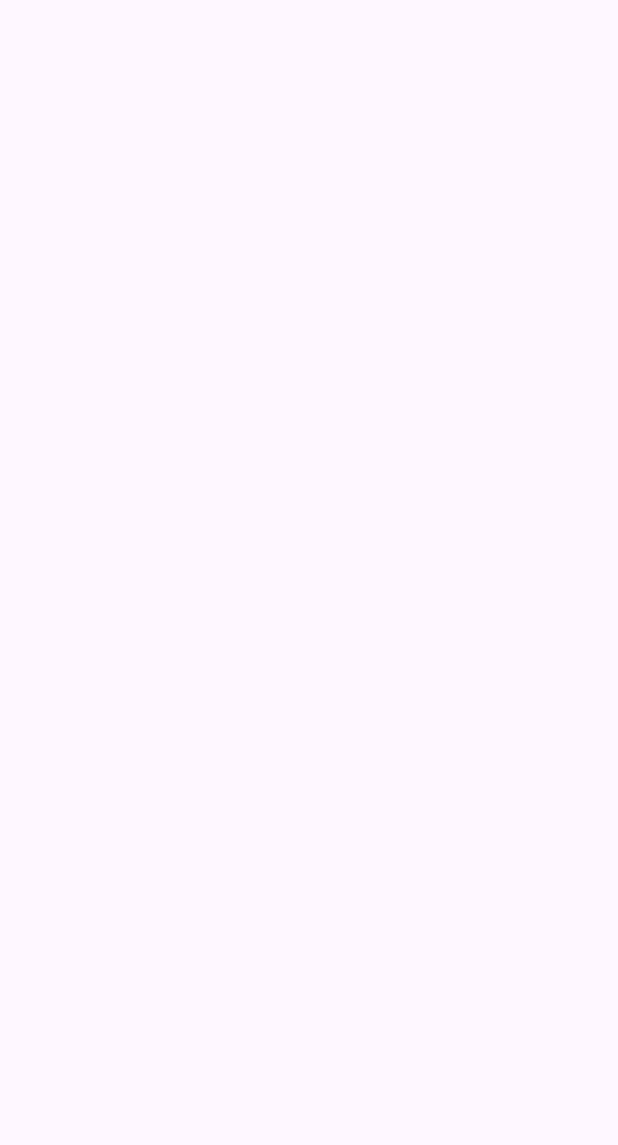
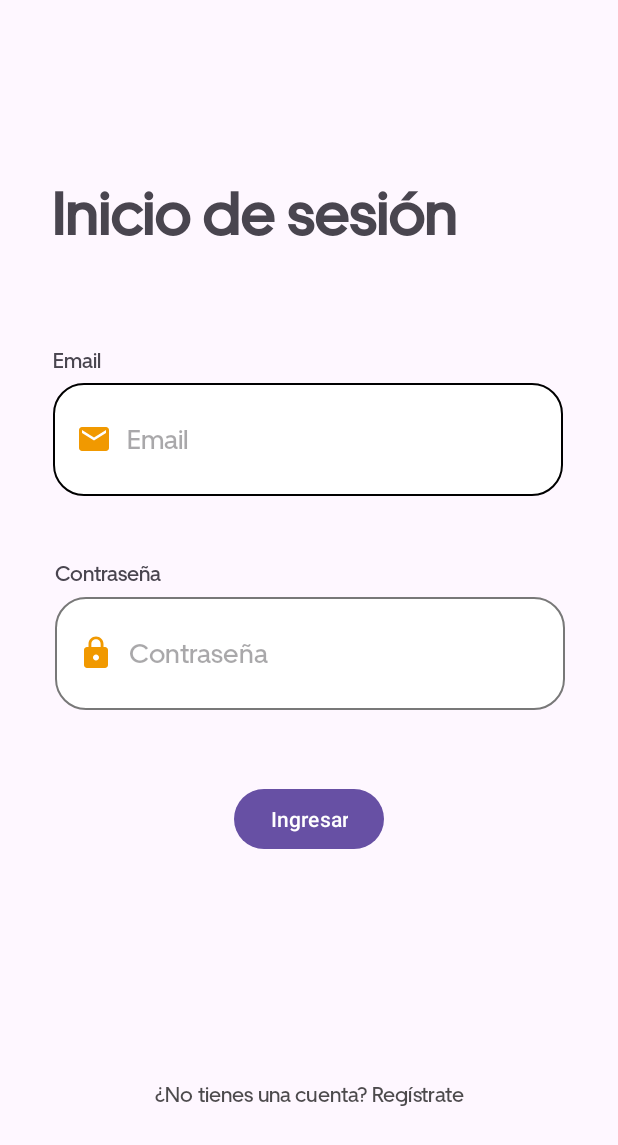
Before and after one commit to Juan239/traficoRegional, an Android app: the inicioSesionActivity screen opened directly, with no data from a screen before it, on a phone screen of 412 x 824 dp. Before the commit the part shown is empty. Shown: the top 1145 px of the screen. Run offline under Robolectric (Android 15) with nearby library versions, the phone set to English and light mode, and no system bars.

Commit message:
Version 1.0 Diego

```diff
--- /dev/null
+++ b/app/src/main/res/drawable/custom_icon_email.xml
@@ -0,0 +1,5 @@
+<vector android:height="24dp" android:tint="#F19900"
+    android:viewportHeight="24" android:viewportWidth="24"
+    android:width="24dp" xmlns:android="http://schemas.android.com/apk/res/android">
+    <path android:fillColor="@android:color/white" android:pathData="M20,4L4,4c-1.1,0 -1.99,0.9 -1.99,2L2,18c0,1.1 0.9,2 2,2h16c1.1,0 2,-0.9 2,-2L22,6c0,-1.1 -0.9,-2 -2,-2zM20,8l-8,5 -8,-5L4,6l8,5 8,-5v2z"/>
+</vector>
--- /dev/null
+++ b/app/src/main/res/drawable/custom_icon_lock.xml
@@ -0,0 +1,5 @@
+<vector android:height="24dp" android:tint="#F19900"
+    android:viewportHeight="24" android:viewportWidth="24"
+    android:width="24dp" xmlns:android="http://schemas.android.com/apk/res/android">
+    <path android:fillColor="@android:color/white" android:pathData="M18,8h-1L17,6c0,-2.76 -2.24,-5 -5,-5S7,3.24 7,6v2L6,8c-1.1,0 -2,0.9 -2,2v10c0,1.1 0.9,2 2,2h12c1.1,0 2,-0.9 2,-2L20,10c0,-1.1 -0.9,-2 -2,-2zM12,17c-1.1,0 -2,-0.9 -2,-2s0.9,-2 2,-2 2,0.9 2,2 -0.9,2 -2,2zM15.1,8L8.9,8L8.9,6c0,-1.71 1.39,-3.1 3.1,-3.1 1.71,0 3.1,1.39 3.1,3.1v2z"/>
+</vector>
--- /dev/null
+++ b/app/src/main/res/drawable/custom_input.xml
@@ -0,0 +1,18 @@
+<?xml version="1.0" encoding="utf-8"?>
+<selector xmlns:android="http://schemas.android.com/apk/res/android">
+    <item android:state_enabled="true" android:state_focused="true">
+        <shape android:shape="rectangle">
+            <solid android:color="@android:color/white"/>
+            <corners android:radius="20dp"/>
+            <stroke android:color="@color/colorBlack" android:width="1dp"/>
+        </shape>
+    </item>
+
+    <item android:state_enabled="true" >
+        <shape android:shape="rectangle">
+            <solid android:color="@android:color/white"/>
+            <corners android:radius="20dp"/>
+            <stroke android:color="@color/gray" android:width="1dp"/>
+        </shape>
+    </item>
+</selector>
--- a/app/src/main/res/layout/activity_inicio_sesion.xml
+++ b/app/src/main/res/layout/activity_inicio_sesion.xml
@@ -6,4 +6,117 @@
     android:layout_height="match_parent"
     tools:context=".inicioSesionActivity">
 
+
+    <Button
+        android:id="@+id/btnIniciarSesion"
+        android:layout_width="wrap_content"
+        android:layout_height="wrap_content"
+        android:layout_marginStart="160dp"
+        android:layout_marginEnd="160dp"
+        android:layout_marginBottom="114dp"
+        android:text="Ingresar"
+        app:layout_constraintBottom_toBottomOf="parent"
+        app:layout_constraintEnd_toEndOf="parent"
+        app:layout_constraintStart_toStartOf="parent"
+        app:layout_constraintTop_toTopOf="parent"
+        app:layout_constraintVertical_bias="0.789" />
+
+    <com.google.android.material.textfield.TextInputEditText
+        android:id="@+id/txtEmail"
+        android:layout_width="340dp"
+        android:layout_height="75dp"
+        android:layout_marginStart="35dp"
+        android:layout_marginEnd="36dp"
+        android:layout_marginBottom="31dp"
+        android:drawableStart="@drawable/custom_icon_email"
+        android:drawablePadding="10dp"
+        android:background="@drawable/custom_input"
+        android:fontFamily="@font/fuente_secundaria"
+        android:hint="Email"
+        android:inputType="textEmailAddress"
+        android:paddingStart="15dp"
+        android:textColor="@color/colorBlack"
+        app:layout_constraintBottom_toBottomOf="parent"
+        app:layout_constraintEnd_toEndOf="parent"
+        app:layout_constraintHorizontal_bias="0.0"
+        app:layout_constraintStart_toStartOf="parent"
+        app:layout_constraintTop_toTopOf="parent"
+        app:layout_constraintVertical_bias="0.356" />
+
+    <com.google.android.material.textfield.TextInputEditText
+        android:id="@+id/txtContrasenia"
+        android:layout_width="340dp"
+        android:layout_height="75dp"
+        android:background="@drawable/custom_input"
+        android:inputType="textPassword"
+        android:textColor="@color/colorBlack"
+        android:drawableStart="@drawable/custom_icon_lock"
+        android:drawablePadding="10dp"
+        android:paddingStart="15dp"
+        android:hint="Contraseña"
+        android:fontFamily="@font/fuente_secundaria"
+        app:layout_constraintBottom_toBottomOf="parent"
+        app:layout_constraintEnd_toEndOf="parent"
+        app:layout_constraintHorizontal_bias="0.507"
+        app:layout_constraintStart_toStartOf="parent"
+        app:layout_constraintTop_toTopOf="parent"
+        app:layout_constraintVertical_bias="0.532" />
+
+    <TextView
+        android:id="@+id/textView"
+        android:layout_width="wrap_content"
+        android:layout_height="wrap_content"
+        android:text="Email"
+        android:fontFamily="@font/fuente_secundaria"
+        app:layout_constraintBottom_toBottomOf="parent"
+        app:layout_constraintEnd_toEndOf="parent"
+        app:layout_constraintHorizontal_bias="0.0"
+        app:layout_constraintStart_toStartOf="@+id/txtEmail"
+        app:layout_constraintTop_toTopOf="parent"
+        app:layout_constraintVertical_bias="0.287" />
+
+    <TextView
+        android:id="@+id/textView2"
+        android:layout_width="wrap_content"
+        android:layout_height="wrap_content"
+        android:text="Contraseña"
+        android:fontFamily="@font/fuente_secundaria"
+        app:layout_constraintBottom_toBottomOf="parent"
+        app:layout_constraintEnd_toEndOf="parent"
+        app:layout_constraintHorizontal_bias="0.0"
+        app:layout_constraintStart_toStartOf="@+id/txtContrasenia"
+        app:layout_constraintTop_toTopOf="parent"
+        app:layout_constraintVertical_bias="0.463" />
+
+    <TextView
+        android:id="@+id/textView3"
+        android:layout_width="wrap_content"
+        android:layout_height="wrap_content"
+        android:fontFamily="@font/fuente_secundaria"
+        android:text="Inicio de sesión"
+        android:textSize="40dp"
+        android:textStyle="bold"
+        app:layout_constraintBottom_toBottomOf="parent"
+        app:layout_constraintEnd_toEndOf="parent"
+        app:layout_constraintHorizontal_bias="0.246"
+        app:layout_constraintStart_toStartOf="parent"
+        app:layout_constraintTop_toTopOf="parent"
+        app:layout_constraintVertical_bias="0.152" />
+
+    <com.google.android.material.button.MaterialButton
+        android:id="@+id/btnRegistrar"
+        style="@style/LinkButton"
+        android:layout_width="match_parent"
+        android:layout_height="wrap_content"
+        android:layout_marginTop="136dp"
+        android:alpha="0.7"
+        android:fontFamily="@font/fuente_secundaria"
+        android:text="¿No tienes una cuenta? Regístrate"
+        android:textColor="@color/colorBlack"
+        app:layout_constraintBottom_toBottomOf="parent"
+        app:layout_constraintEnd_toEndOf="parent"
+        app:layout_constraintHorizontal_bias="0.0"
+        app:layout_constraintStart_toStartOf="parent"
+        app:layout_constraintTop_toBottomOf="@+id/btnIniciarSesion"
+        app:layout_constraintVertical_bias="0.0" />
 </androidx.constraintlayout.widget.ConstraintLayout>
--- a/app/src/main/res/values/colors.xml
+++ b/app/src/main/res/values/colors.xml
@@ -1,5 +1,9 @@
 <?xml version="1.0" encoding="utf-8"?>
 <resources>
-    <color name="black">#FF000000</color>
-    <color name="white">#FFFFFFFF</color>
+    <color name="colorPrimary">#F19900</color>
+    <color name="colorPrimaryDark">#B8B8B8</color>
+    <color name="colorWhite">#FFFFFF</color>
+    <color name="colorGreen">#34B125</color>
+    <color name="colorBlack">#000000</color>
+    <color name="gray">#787878</color>
 </resources>
--- /dev/null
+++ b/app/src/main/res/values/style.xml
@@ -0,0 +1,15 @@
+<?xml version="1.0" encoding="utf-8"?>
+<resources>
+    <style name="LinkButton">
+        <item name="android:textColor">@color/colorPrimary</item>
+        <item name="android:textStyle">normal</item>
+        <item name="android:background">@android:color/transparent</item>
+    </style>
+    <style name="FuenteToolBar">
+        <item name="android:fontFamily">@font/fuente_secundaria</item>
+    </style>
+    <style name="ToolbarTheme" parent="ThemeOverlay.AppCompat.ActionBar">
+        <item name="colorControlNormal">@color/colorBlack</item>
+        <item name="titleTextColor">@color/colorBlack</item>
+    </style>
+</resources>
```
Also changed, not shown: app/src/main/res/font/fuente_principal.otf (added), app/src/main/res/font/fuente_secundaria.otf (added), app/src/main/res/font/roboto_black.ttf (added), app/src/main/res/font/roboto_bold.ttf (added), app/src/main/res/font/roboto_italic.ttf (added), app/src/main/res/font/roboto_medium.ttf (added), app/src/main/res/font/roboto_regular.ttf (added).
